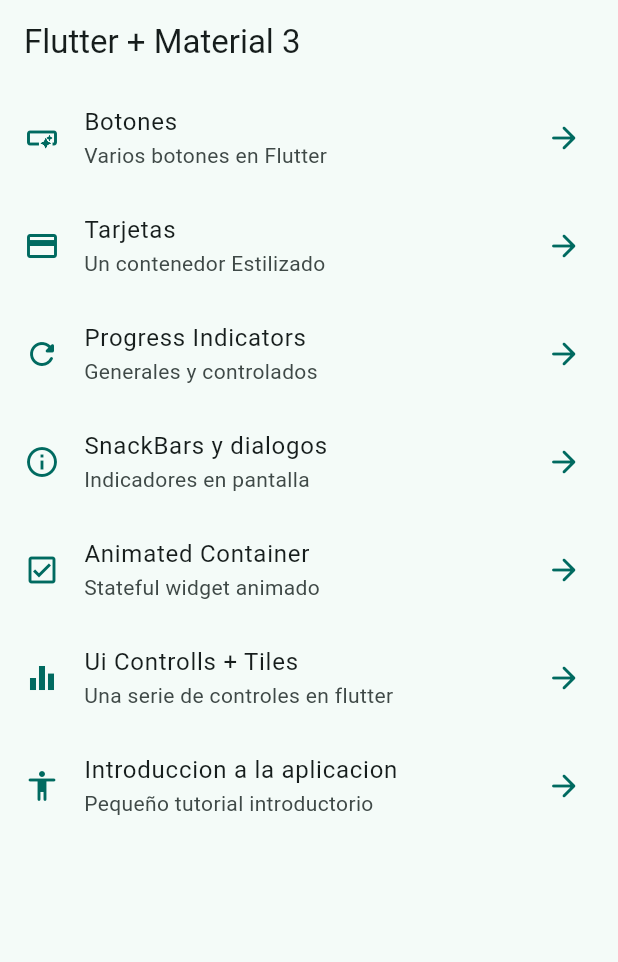
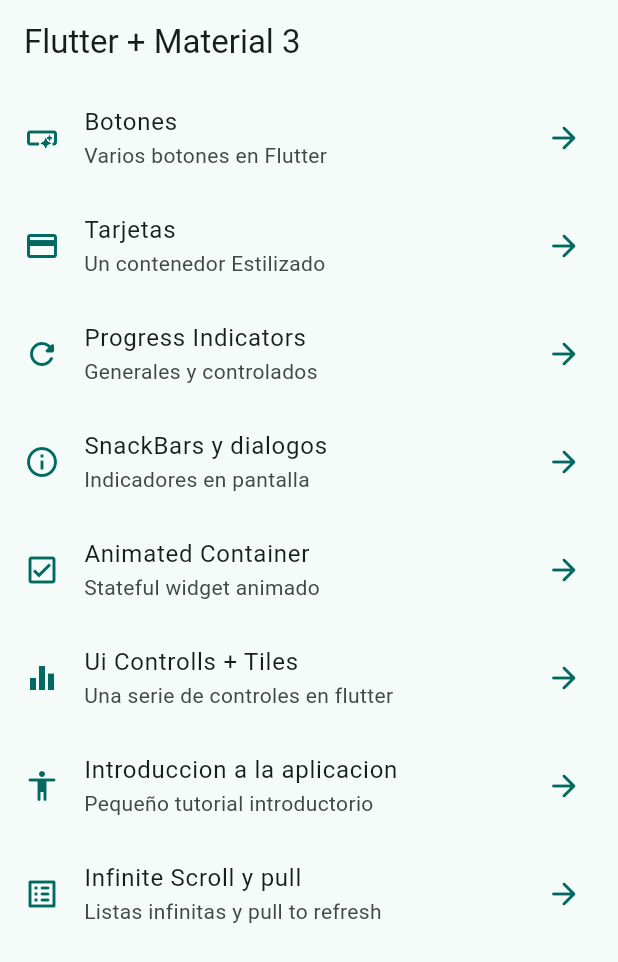
Before and after one commit to AFRT927/widgtes_app, a Flutter app: the screen it shows after launch, on a phone screen of 412 x 824 dp. Shown: the top 962 px of the screen. Run offline on Flutter 3.47's test engine with Material 2 defaults, Android fonts, the phone set to English and light mode, and no system bars; our stand-ins replace animate_do, go_router.

Commit message:
se creo la pagina de scroll infinito y se agrego en esta un ListView que plotea una imagen local como placeholder mientras se cargan las imagenes traidas por peticiones

```diff
--- a/lib/config/menu/menu_items.dart
+++ b/lib/config/menu/menu_items.dart
@@ -24,5 +24,6 @@ const appMenuItems = <MenuItem>[
   MenuItem(title: 'SnackBars y dialogos', subTitle: 'Indicadores en pantalla', link: '/snackbars', icon: Icons.info_outline),
   MenuItem(title: 'Animated Container', subTitle: 'Stateful widget animado', link: '/animated', icon: Icons.check_box_outlined),
   MenuItem(title: 'Ui Controlls + Tiles', subTitle: 'Una serie de controles en flutter', link: '/ui-controls', icon: Icons.equalizer_outlined),
-   MenuItem(title: 'Introduccion a la aplicacion', subTitle: 'Pequeño tutorial introductorio', link: '/tutorial', icon: Icons.accessibility_rounded),
+  MenuItem(title: 'Introduccion a la aplicacion', subTitle: 'Pequeño tutorial introductorio', link: '/tutorial', icon: Icons.accessibility_rounded),
+  MenuItem(title: 'Infinite Scroll y pull', subTitle: 'Listas infinitas y pull to refresh', link: '/infinite', icon: Icons.list_alt_rounded),
 ];
--- a/lib/config/router/app_router.dart
+++ b/lib/config/router/app_router.dart
@@ -53,6 +53,12 @@ final appRouter = GoRouter(
       path: '/tutorial',
       name: AppTutorialScreen.name,
       builder: (context, state) => const AppTutorialScreen(),
+      ),
+
+      GoRoute(
+      path: '/infinite',
+      name: InfiniteScrollScreen.name,
+      builder: (context, state) => const InfiniteScrollScreen(),
       )
 
   ]
```
Also changed, not shown: lib/presentation/screens/infinite_scroll/infinite_scroll_screen.dart (+35 -3 lines).
